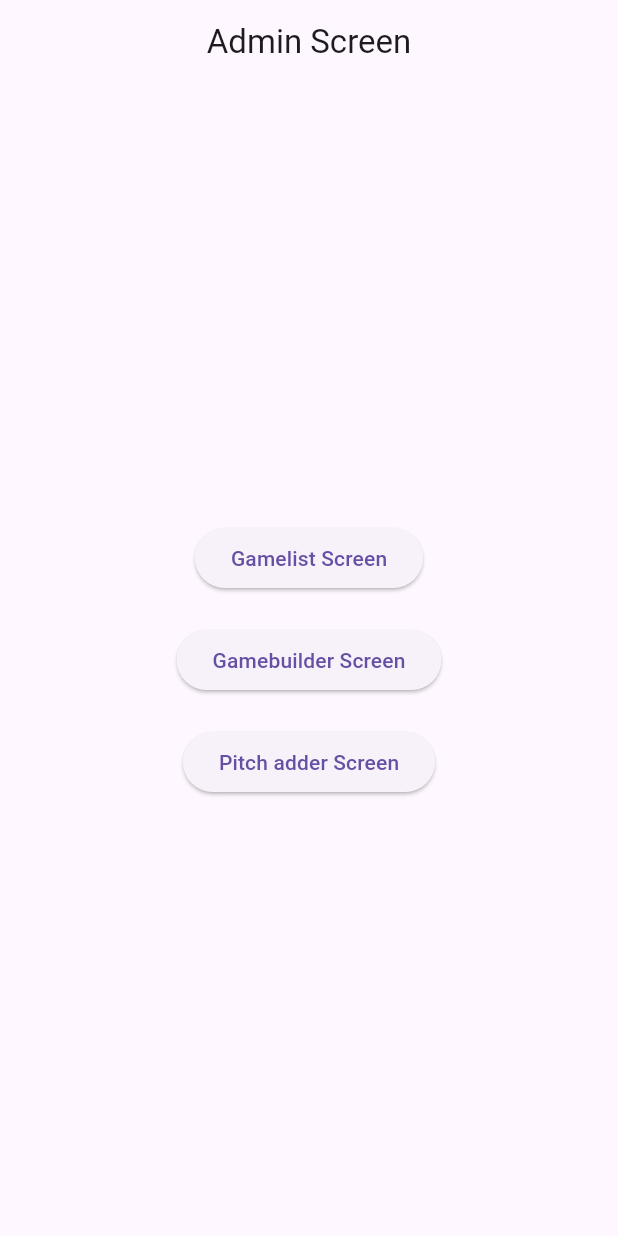
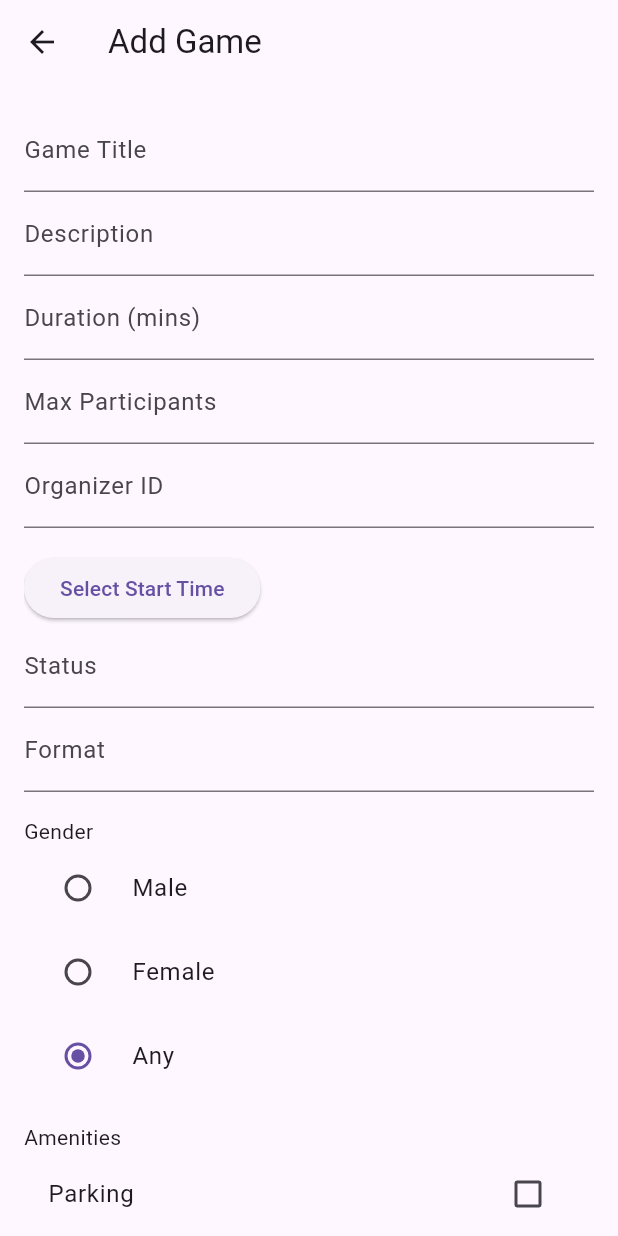
Before and after one commit to vaya-data/frontend-project-x, a Flutter app: the screen it shows after launch, after a tap on "Gamebuilder Screen", on a phone screen of 412 x 824 dp. Run offline on Flutter 3.47's test engine with Material 3 defaults, Android fonts, the phone set to English and light mode, and no system bars; network calls fail.

Commit message:
add the game screen

```diff
--- a/lib/main.dart
+++ b/lib/main.dart
@@ -13,6 +13,7 @@ class MyApp extends StatelessWidget {
   Widget build(BuildContext context) {
     return MaterialApp(
       title: 'Sports Management',
+      debugShowCheckedModeBanner: false,
       theme: ThemeData(
 
         colorScheme: ColorScheme.fromSeed(seedColor: Colors.deepPurple),
--- /dev/null
+++ b/lib/screen/addGame_screen.dart
@@ -0,0 +1,207 @@
+import 'dart:convert';
+import 'package:flutter/material.dart';
+import 'package:http/http.dart' as http;
+import 'package:intl/intl.dart';
+
+class AddGameScreen extends StatefulWidget {
+  const AddGameScreen({super.key});
+
+  @override
+  State<AddGameScreen> createState() => _AddGameScreenState();
+}
+
+class _AddGameScreenState extends State<AddGameScreen> {
+  final TextEditingController _titleController = TextEditingController();
+  final TextEditingController _descriptionController = TextEditingController();
+  final TextEditingController _durationController = TextEditingController();
+  final TextEditingController _maxParticipantsController = TextEditingController();
+  final TextEditingController _organizerIdController = TextEditingController();
+  final TextEditingController _statusController = TextEditingController();
+  final TextEditingController _formatController = TextEditingController();
+
+  String _selectedGender = "Any";
+  final List<String> _genders = ["Male", "Female", "Any"];
+
+  final List<String> _amenities = ["Parking", "Water Cooler", "Air Conditioning", "Wi-Fi", "Waiting Rooms"];
+  final Map<String, bool> _selectedAmenities = {};
+
+  DateTime? _selectedStartTime;
+  List<Map<String, dynamic>> _pitchList = [];  // Stores API data
+  String? _selectedLocationId; // Selected location ID
+
+  @override
+  void initState() {
+    super.initState();
+    for (var amenity in _amenities) {
+      _selectedAmenities[amenity] = false;
+    }
+    _fetchPitches(); // Fetch pitches when screen loads
+  }
+
+  /// Fetch all pitches from API
+  Future<void> _fetchPitches() async {
+    final Uri url = Uri.parse("http://10.0.2.2:5001/project-x-384a0/us-central1/api/pitch/getpitches");
+
+    try {
+      final response = await http.get(url);
+
+      if (response.statusCode == 200) {
+        List<dynamic> data = jsonDecode(response.body);
+        setState(() {
+          _pitchList = data.map((pitch) => {
+            "id": pitch["id"], // Assuming "id" is the pitch identifier
+            "name": pitch["name"], // Assuming "name" is the pitch name
+          }).toList();
+        });
+      } else {
+        print("Failed to fetch pitches: ${response.body}");
+      }
+    } catch (error) {
+      print("Error fetching pitches: $error");
+    }
+  }
+
+  Future<void> _selectStartTime(BuildContext context) async {
+    final DateTime? picked = await showDatePicker(
+      context: context,
+      initialDate: DateTime.now(),
+      firstDate: DateTime(2020),
+      lastDate: DateTime(2030),
+    );
+
+    if (picked != null) {
+      final TimeOfDay? pickedTime = await showTimePicker(
+        context: context,
+        initialTime: TimeOfDay.now(),
+      );
+      if (pickedTime != null) {
+        setState(() {
+          _selectedStartTime = DateTime(
+            picked.year, picked.month, picked.day, pickedTime.hour, pickedTime.minute);
+        });
+      }
+    }
+  }
+
+  Future<void> _addGame() async {
+    final Uri url = Uri.parse("http://10.0.2.2:5001/project-x-384a0/us-central1/api/game/addgame");
+
+    final gameData = {
+      "title": _titleController.text,
+      "description": _descriptionController.text,
+      "duration": int.tryParse(_durationController.text) ?? 0,
+      "maxParticipants": int.tryParse(_maxParticipantsController.text) ?? 0,
+      "locationId": _selectedLocationId, // Use selected pitch ID
+      "organizerId": _organizerIdController.text,
+      "startTime": _selectedStartTime != null ? DateFormat("yyyy-MM-dd HH:mm:ss").format(_selectedStartTime!) : "",
+      "status": _statusController.text,
+      "format": _formatController.text,
+      "gender": _selectedGender,
+      "amenities": _selectedAmenities.keys.where((key) => _selectedAmenities[key] == true).toList(),
+    };
+
+    try {
+      final response = await http.post(
+        url,
+        headers: {"Content-Type": "application/json"},
+        body: jsonEncode(gameData),
+      );
+
+      if (response.statusCode == 201) {
+        print("Game added successfully!");
+        ScaffoldMessenger.of(context).showSnackBar(const SnackBar(content: Text('Game added successfully')));
+      } else {
+        print("Failed to add game: ${response.body}");
+        ScaffoldMessenger.of(context).showSnackBar(const SnackBar(content: Text('Failed to add game')));
+      }
+    } catch (error) {
+      print("Error: $error");
+      ScaffoldMessenger.of(context).showSnackBar(const SnackBar(content: Text('Error connecting to server')));
+    }
+  }
+
+  @override
+  Widget build(BuildContext context) {
+    return Scaffold(
+      appBar: AppBar(title: const Text('Add Game')),
+      body: Padding(
+        padding: const EdgeInsets.all(16.0),
+        child: SingleChildScrollView(
+          child: Column(
+            crossAxisAlignment: CrossAxisAlignment.start,
+            children: [
+              TextField(controller: _titleController, decoration: const InputDecoration(labelText: 'Game Title')),
+              TextField(controller: _descriptionController, decoration: const InputDecoration(labelText: 'Description')),
+              TextField(controller: _durationController, keyboardType: TextInputType.number, decoration: const InputDecoration(labelText: 'Duration (mins)')),
+              TextField(controller: _maxParticipantsController, keyboardType: TextInputType.number, decoration: const InputDecoration(labelText: 'Max Participants')),
+              TextField(controller: _organizerIdController, decoration: const InputDecoration(labelText: 'Organizer ID')),
+
+              const SizedBox(height: 16),
+              ElevatedButton(
+                onPressed: () => _selectStartTime(context),
+                child: Text(_selectedStartTime == null ? 'Select Start Time' : DateFormat('yyyy-MM-dd HH:mm:ss').format(_selectedStartTime!)),
+              ),
+
+              TextField(controller: _statusController, decoration: const InputDecoration(labelText: 'Status')),
+              TextField(controller: _formatController, decoration: const InputDecoration(labelText: 'Format')),
+
+              const SizedBox(height: 16),
+              const Text("Gender"),
+              Column(
+                children: _genders.map((String gender) {
+                  return RadioListTile<String>(
+                    title: Text(gender),
+                    value: gender,
+                    groupValue: _selectedGender,
+                    onChanged: (value) {
+                      setState(() {
+                        _selectedGender = value!;
+                      });
+                    },
+                  );
+                }).toList(),
+              ),
+
+              const SizedBox(height: 16),
+              const Text("Amenities"),
+              Column(
+                children: _amenities.map((String amenity) {
+                  return CheckboxListTile(
+                    title: Text(amenity),
+                    value: _selectedAmenities[amenity],
+                    onChanged: (bool? value) {
+                      setState(() {
+                        _selectedAmenities[amenity] = value!;
+                      });
+                    },
+                  );
+                }).toList(),
+              ),
+
+              const SizedBox(height: 16),
+              const Text("Select Location"),
+              DropdownButtonFormField<String>(
+                value: _selectedLocationId,
+                items: _pitchList.map((pitch) {
+                  return DropdownMenuItem<String>(
+                    value: pitch["id"],
+                    child: Text(pitch["name"]),
+                  );
+                }).toList(),
+                onChanged: (value) {
+                  setState(() {
+                    _selectedLocationId = value;
+                  });
+                },
+                decoration: const InputDecoration(labelText: 'Location'),
+              ),
+
+              const SizedBox(height: 16),
+              ElevatedButton(onPressed: _addGame, child: const Text('Add Game')),
+            ],
+          ),
+        ),
+      ),
+    );
+  }
+}
--- a/lib/screen/admin_screen.dart
+++ b/lib/screen/admin_screen.dart
@@ -1,4 +1,5 @@
 import 'package:flutter/material.dart';
+import 'package:flutter_application_1/screen/addGame_screen.dart';
 
 void main() {
   runApp(AdminScreen());
@@ -16,10 +17,23 @@ class AdminScreen extends StatelessWidget {
 }
 
 class MyHomePage extends StatelessWidget {
+  const MyHomePage({super.key});
+
   // This function is called when a button is pressed.
-  void _handleButtonPress(String option) {
-    print('Button pressed: $option');
+  void _handleButtonPress(BuildContext context, String option) {
+    if(option == 'GameBuilder screen'){
+      Navigator.push(
+        context,
+        MaterialPageRoute(builder: (context) => const AddGameScreen()),
+
+      );
+    }else{
+      print('Button pressed: $option');
+      // You can add navigation for other screens here.
+
+    }
   }
+
 
   @override
   Widget build(BuildContext context) {
@@ -33,17 +47,17 @@ class MyHomePage extends StatelessWidget {
           mainAxisAlignment: MainAxisAlignment.center,
           children: <Widget>[
             ElevatedButton(
-              onPressed: () => _handleButtonPress('Gamelist screen'),
+              onPressed: () => _handleButtonPress(context,'Gamelist screen'),
               child: Text('Gamelist Screen'),
             ),
             SizedBox(height: 20),
             ElevatedButton(
-              onPressed: () => _handleButtonPress('Gamebuilder screen'),
+              onPressed: () => _handleButtonPress(context,'GameBuilder screen'),
               child: Text('Gamebuilder Screen'),
             ),
             SizedBox(height: 20),
             ElevatedButton(
-              onPressed: () => _handleButtonPress('Pitch adder screen'),
+              onPressed: () => _handleButtonPress(context, 'Pitch adder screen'),
               child: Text('Pitch adder Screen'),
             ),
           ],
--- a/pubspec.yaml
+++ b/pubspec.yaml
@@ -34,6 +34,8 @@ dependencies:
   # The following adds the Cupertino Icons font to your application.
   # Use with the CupertinoIcons class for iOS style icons.
   cupertino_icons: ^1.0.8
+  intl: ^0.20.2
+  http: ^1.3.0
 
 dev_dependencies:
   flutter_test:
```
Also changed, not shown: pubspec.lock.
